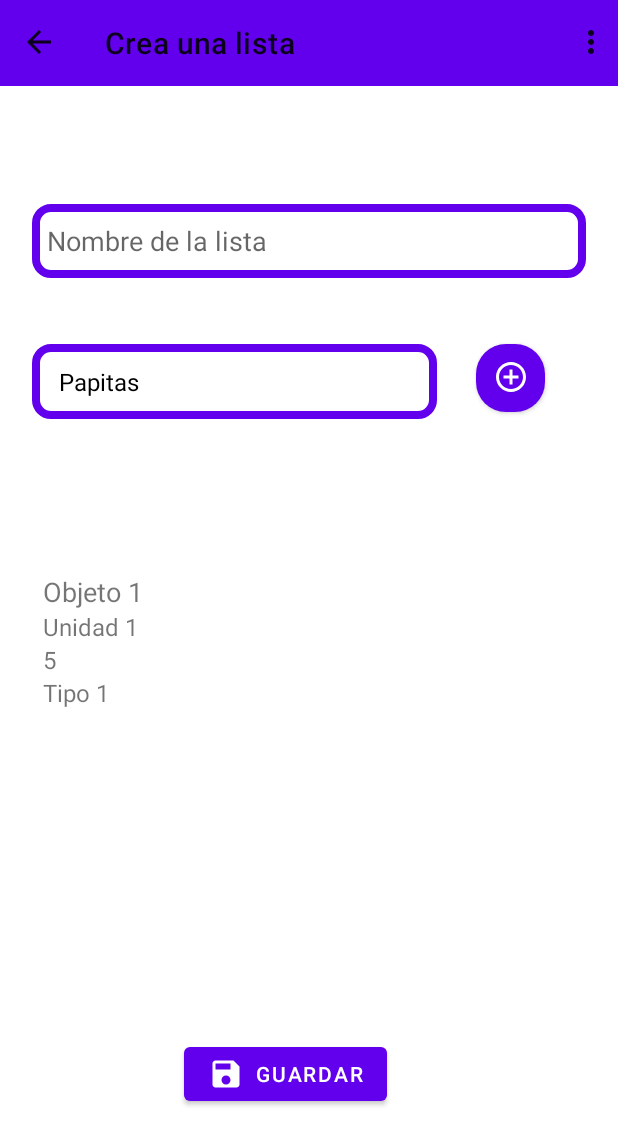
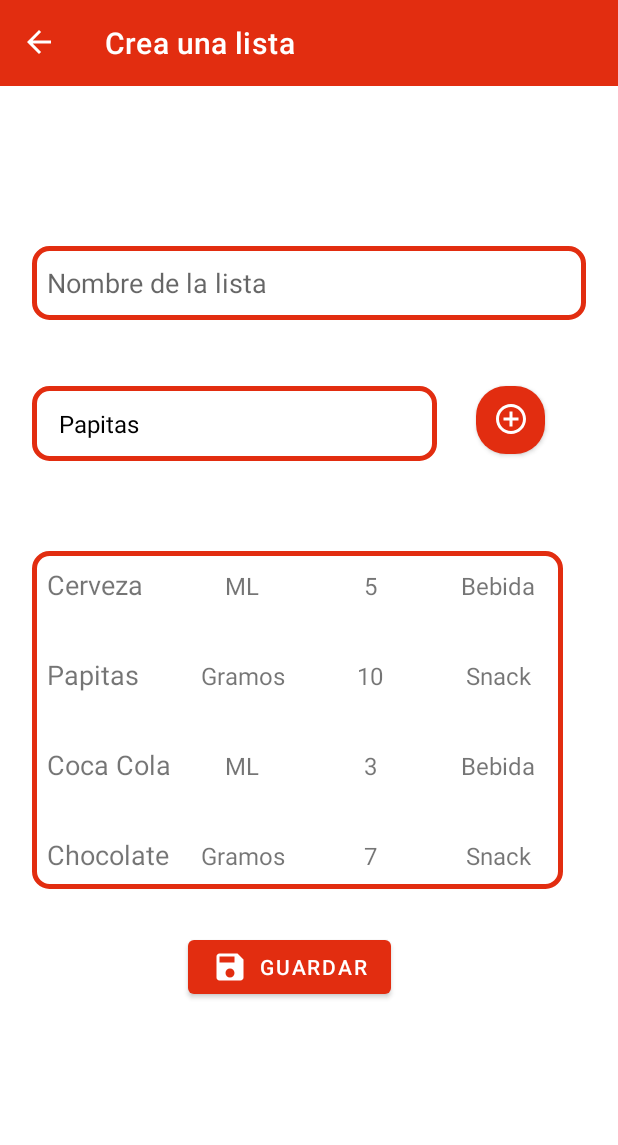
Before and after one commit to gitrubio/MyPriceList, an Android app: the CreateListActivity screen opened directly, with no data from a screen before it, on a phone screen of 412 x 824 dp. Shown: the top 1145 px of the screen. Run offline under Robolectric (Android 15) with nearby library versions, the phone set to English and light mode, and no system bars; our stand-ins replace Firebase (no records; nobody signed in at launch, a user with empty details on screens opened directly).

Commit message:
mas estilos al createView

```diff
--- a/app/src/main/java/com/example/mypricelist/Adapters/ProductAdapter.kt
+++ b/app/src/main/java/com/example/mypricelist/Adapters/ProductAdapter.kt
@@ -3,6 +3,7 @@ package com.example.mypricelist.Adapters
 import android.view.LayoutInflater
 import android.view.View
 import android.view.ViewGroup
+import android.widget.LinearLayout
 import android.widget.TextView
 import androidx.recyclerview.widget.RecyclerView
 import com.example.mypricelist.R
@@ -17,8 +18,6 @@ class ProductAdapter(val listaObjetos: List<ProductModel>) : RecyclerView.Adapte
     }
 
     override fun onBindViewHolder(holder: ObjetoViewHolder, position: Int) {
-        // Asignar los datos del modelo de datos a las vistas del ViewHolder
-
         val objeto = listaObjetos[position]
         holder.txtNombre.text = objeto.nombre
         holder.txtUnidad.text = objeto.unidad
--- a/app/src/main/java/com/example/mypricelist/ui/creation/CreateListActivity.kt
+++ b/app/src/main/java/com/example/mypricelist/ui/creation/CreateListActivity.kt
@@ -18,11 +18,12 @@ import androidx.recyclerview.widget.LinearLayoutManager
 import androidx.recyclerview.widget.RecyclerView
 import com.example.mypricelist.Adapters.ProductAdapter
 import com.example.mypricelist.models.ProductModel
+import com.example.mypricelist.utils.SinEspaciadoItemDecoration
 
 class CreateListActivity : AppCompatActivity() {
-    val db = FirebaseFirestore.getInstance()
-    val coleccion: CollectionReference = db.collection("ListMain")
-    val data = listOf("Papitas", "Coca Cola", "Cerveza","Chocolate","Wisky")
+    private val db = FirebaseFirestore.getInstance()
+    private val coleccion: CollectionReference = db.collection("ListMain")
+    private val data = listOf("Papitas", "Coca Cola", "Cerveza","Chocolate","Wisky")
     override fun onCreate(savedInstanceState: Bundle?) {
         super.onCreate(savedInstanceState)
         setContentView(R.layout.activity_create_list)
@@ -35,7 +36,7 @@ class CreateListActivity : AppCompatActivity() {
         // Establece el manejador de eventos para el botón de retroceso
         toolbar.setNavigationOnClickListener { onBackPressed() }
         val spinner = findViewById<Spinner>(R.id.spiProducts)
-        val adapter = ArrayAdapter<String>(this, android.R.layout.simple_spinner_dropdown_item, data)
+        val adapter = ArrayAdapter(this, android.R.layout.simple_spinner_dropdown_item, data)
         spinner.adapter = adapter
 
         // En tu actividad o fragmento
@@ -43,18 +44,16 @@ class CreateListActivity : AppCompatActivity() {
         // Obtén una referencia al RecyclerView en tu diseño de vista
             val recyclerView: RecyclerView = findViewById(R.id.ReView)
         val listaObjetos = listOf(
-            ProductModel("Objeto 1", "Unidad 1", 5, "Tipo 1"),
-            ProductModel("Objeto 2", "Unidad 2", 10, "Tipo 2"),
-            ProductModel("Objeto 3", "Unidad 3", 3, "Tipo 1"),
-            ProductModel("Objeto 4", "Unidad 1", 7, "Tipo 2"),
-            ProductModel("Objeto 5", "Unidad 2", 2, "Tipo 1")
+            ProductModel("Cerveza", "ML", 5, "Bebida"),
+            ProductModel("Papitas", "Gramos", 10, "Snack"),
+            ProductModel("Coca Cola", "ML", 3, "Bebida"),
+            ProductModel("Chocolate", "Gramos", 7, "Snack"),
+            ProductModel("Wisky", "ML", 2, "Bebida")
         )
         // Crea una instancia de tu adaptador, pasándole la lista de objetos como parámetro
             val objetoAdapter = ProductAdapter(listaObjetos)
-
         // Asigna el adaptador al RecyclerView
             recyclerView.adapter = objetoAdapter
-
         // Opcional: Configura el diseño de vista para el RecyclerView (por ejemplo, LinearLayoutManager, GridLayoutManager, etc.)
             val layoutManager = LinearLayoutManager(this) // Puedes cambiar "this" con la referencia a tu actividad o fragmento
             recyclerView.layoutManager = layoutManager
@@ -88,7 +87,7 @@ class CreateListActivity : AppCompatActivity() {
     }
 
     private fun controlErrors(listName : EditText, Productos : Spinner): Boolean {
-        var correctlyData : Boolean = true
+        var correctlyData = true
         var nameList = listName.text.toString()
         if(nameList.isEmpty()){
             listName.error = "Por favor Ingrese un nombre para la lista"
--- /dev/null
+++ b/app/src/main/java/com/example/mypricelist/utils/utils.kt
@@ -0,0 +1,16 @@
+package com.example.mypricelist.utils
+
+import android.graphics.Rect
+import android.view.View
+import androidx.recyclerview.widget.RecyclerView
+
+class utils {
+}
+
+class SinEspaciadoItemDecoration(private val espacio: Int) : RecyclerView.ItemDecoration() {
+
+    override fun getItemOffsets(outRect: Rect, view: View, parent: RecyclerView, state: RecyclerView.State) {
+        // Establecer márgenes a 0 en todos los lados para cada elemento del RecyclerView
+        outRect.set(0, 0, 0, 0)
+    }
+}
--- a/app/src/main/res/drawable/style_border_text.xml
+++ b/app/src/main/res/drawable/style_border_text.xml
@@ -1,8 +1,8 @@
 <?xml version="1.0" encoding="utf-8"?>
 <shape xmlns:android="http://schemas.android.com/apk/res/android" android:shape="rectangle">
 <stroke
-    android:width="5sp"
-    android:color="@color/purple_500"/>
+    android:width="3sp"
+    android:color="@color/primario"/>
     <padding
         android:bottom="10sp"
         android:left="10sp"
--- a/app/src/main/res/layout/activity_create_list.xml
+++ b/app/src/main/res/layout/activity_create_list.xml
@@ -11,20 +11,21 @@
         android:id="@+id/toolbar"
         android:layout_width="418dp"
         android:layout_height="57dp"
-        android:background="?attr/colorPrimary"
+        android:background="@color/primario"
         android:minHeight="?attr/actionBarSize"
         android:theme="?attr/actionBarTheme"
         app:layout_constraintEnd_toEndOf="parent"
         app:layout_constraintStart_toStartOf="parent"
         app:layout_constraintTop_toTopOf="parent"
-        app:title="Crea una lista" />
+        app:title="Crea una lista"
+        app:titleTextColor="@color/white" />
 
 
     <EditText
         android:id="@+id/edtListName"
         android:layout_width="369dp"
         android:layout_height="49dp"
-        android:layout_marginTop="136dp"
+        android:layout_marginTop="164dp"
         android:background="@drawable/style_border_text"
         android:ems="10"
         android:hint="@string/ListName"
@@ -49,14 +50,14 @@
         android:id="@+id/button2"
         android:layout_width="wrap_content"
         android:layout_height="wrap_content"
-        android:layout_marginBottom="84dp"
+        android:layout_marginTop="28dp"
         android:onClick="saveList"
         android:text="@string/addText"
         app:icon="@drawable/ic_save_24"
-        app:layout_constraintBottom_toBottomOf="parent"
         app:layout_constraintEnd_toEndOf="parent"
-        app:layout_constraintHorizontal_bias="0.443"
-        app:layout_constraintStart_toStartOf="parent" />
+        app:layout_constraintHorizontal_bias="0.452"
+        app:layout_constraintStart_toStartOf="parent"
+        app:layout_constraintTop_toBottomOf="@+id/ReView" />
 
     <Button
         android:id="@+id/btnAdd"
@@ -79,12 +80,15 @@
         android:id="@+id/ReView"
         android:layout_width="354dp"
         android:layout_height="225dp"
-        app:layout_constraintBottom_toBottomOf="parent"
+        android:layout_marginTop="60dp"
+        android:background="@drawable/style_border_text"
+        app:layout_constrainedHeight="true"
         app:layout_constraintEnd_toEndOf="parent"
-        app:layout_constraintHorizontal_bias="0.491"
+        app:layout_constraintHeight_max="wrap"
+        app:layout_constraintHeight_percent="1.0"
+        app:layout_constraintHorizontal_bias="0.368"
         app:layout_constraintStart_toStartOf="parent"
-        app:layout_constraintTop_toTopOf="@+id/toolbar"
-        app:layout_constraintVertical_bias="0.638" />
+        app:layout_constraintTop_toBottomOf="@+id/spiProducts" />
 
 
 </androidx.constraintlayout.widget.ConstraintLayout>
--- a/app/src/main/res/layout/list_product_item.xml
+++ b/app/src/main/res/layout/list_product_item.xml
@@ -1,35 +1,51 @@
 <?xml version="1.0" encoding="utf-8"?>
 <androidx.constraintlayout.widget.ConstraintLayout xmlns:android="http://schemas.android.com/apk/res/android"
+    xmlns:app="http://schemas.android.com/apk/res-auto"
+    xmlns:tools="http://schemas.android.com/tools"
     android:layout_width="match_parent"
-    android:layout_height="match_parent">
-    <LinearLayout xmlns:android="http://schemas.android.com/apk/res/android"
+    android:layout_height="match_parent"
+    android:maxHeight="60dp">
+
+    <LinearLayout
+        android:id="@+id/item_producto"
         android:layout_width="match_parent"
         android:layout_height="wrap_content"
-        android:orientation="vertical">
+        android:orientation="horizontal"
+        app:layout_constraintEnd_toEndOf="parent"
+        app:layout_constraintStart_toStartOf="parent"
+        android:layout_margin="0dp"
+       >
 
         <TextView
             android:id="@+id/txtNombre"
-            android:layout_width="wrap_content"
+            android:layout_width="87dp"
             android:layout_height="wrap_content"
+            android:text="nombre"
             android:textSize="18sp" />
 
         <TextView
             android:id="@+id/txtUnidad"
-            android:layout_width="wrap_content"
+            android:layout_width="85dp"
             android:layout_height="wrap_content"
-            android:textSize="16sp" />
+            android:text="txtUnidad"
+            android:textSize="16sp"
+            android:textAlignment="center"/>
 
         <TextView
             android:id="@+id/txtCantidad"
-            android:layout_width="wrap_content"
+            android:layout_width="85dp"
             android:layout_height="wrap_content"
-            android:textSize="16sp" />
+            android:text="txtCantidad"
+            android:textSize="16sp"
+            android:textAlignment="center"/>
 
         <TextView
             android:id="@+id/txtTipo"
-            android:layout_width="wrap_content"
+            android:layout_width="85dp"
             android:layout_height="wrap_content"
-            android:textSize="16sp" />
+            android:text="txtTipo"
+            android:textSize="16sp"
+            android:textAlignment="center"/>
 
     </LinearLayout>
 
--- a/app/src/main/res/menu/toolbar_nav_menu.xml
+++ b/app/src/main/res/menu/toolbar_nav_menu.xml
@@ -4,5 +4,6 @@
         android:id="@android:id/home"
         android:icon="@drawable/ic_backspace_24"
         android:title=""
+        android:visible="false"
     />
 </menu>
--- a/app/src/main/res/values-night/themes.xml
+++ b/app/src/main/res/values-night/themes.xml
@@ -23,7 +23,7 @@
         <item name="colorSecondaryVariant">@color/teal_200</item>
         <item name="colorOnSecondary">@color/black</item>
         <!-- Status bar color. -->
-        <item name="android:statusBarColor">?attr/colorPrimaryVariant</item>
+        <item name="android:statusBarColor">@color/primario</item>
         <!-- Customize your theme here. -->
     </style>
 </resources>
--- a/app/src/main/res/values/colors.xml
+++ b/app/src/main/res/values/colors.xml
@@ -1,7 +1,7 @@
 <?xml version="1.0" encoding="utf-8"?>
 <resources>
     <color name="purple_200">#FFBB86FC</color>
-    <color name="purple_500">#FF6200EE</color>
+    <color name="primario">#E22D10</color>
     <color name="purple_700">#FF3700B3</color>
     <color name="teal_200">#FF03DAC5</color>
     <color name="teal_700">#FF018786</color>
--- a/app/src/main/res/values/themes.xml
+++ b/app/src/main/res/values/themes.xml
@@ -2,7 +2,7 @@
     <!-- Base application theme. -->
     <style name="Theme.MyPriceList" parent="Theme.MaterialComponents.DayNight.DarkActionBar">
         <!-- Primary brand color. -->
-        <item name="colorPrimary">@color/purple_500</item>
+        <item name="colorPrimary">@color/primario</item>
         <item name="colorPrimaryVariant">@color/purple_700</item>
         <item name="colorOnPrimary">@color/white</item>
         <!-- Secondary brand color. -->
@@ -10,20 +10,21 @@
         <item name="colorSecondaryVariant">@color/teal_700</item>
         <item name="colorOnSecondary">@color/black</item>
         <!-- Status bar color. -->
-        <item name="android:statusBarColor">?attr/colorPrimaryVariant</item>
+        <item name="android:statusBarColor">@color/primario</item>
         <!-- Customize your theme here. -->
     </style>
     <style name="Theme.CreateList" parent="Theme.MaterialComponents.DayNight.NoActionBar">
         <!-- Primary brand color. -->
-        <item name="colorPrimary">@color/purple_500</item>
+        <item name="colorPrimary">@color/primario</item>
         <item name="colorPrimaryVariant">@color/purple_700</item>
         <item name="colorOnPrimary">@color/white</item>
+        <item name="android:tint">@color/white</item>
         <!-- Secondary brand color. -->
         <item name="colorSecondary">@color/teal_200</item>
         <item name="colorSecondaryVariant">@color/teal_700</item>
         <item name="colorOnSecondary">@color/black</item>
         <!-- Status bar color. -->
-        <item name="android:statusBarColor">?attr/colorPrimaryVariant</item>
+        <item name="android:statusBarColor">@color/primario</item>
         <!-- Customize your theme here. -->
     </style>
 </resources>
```
